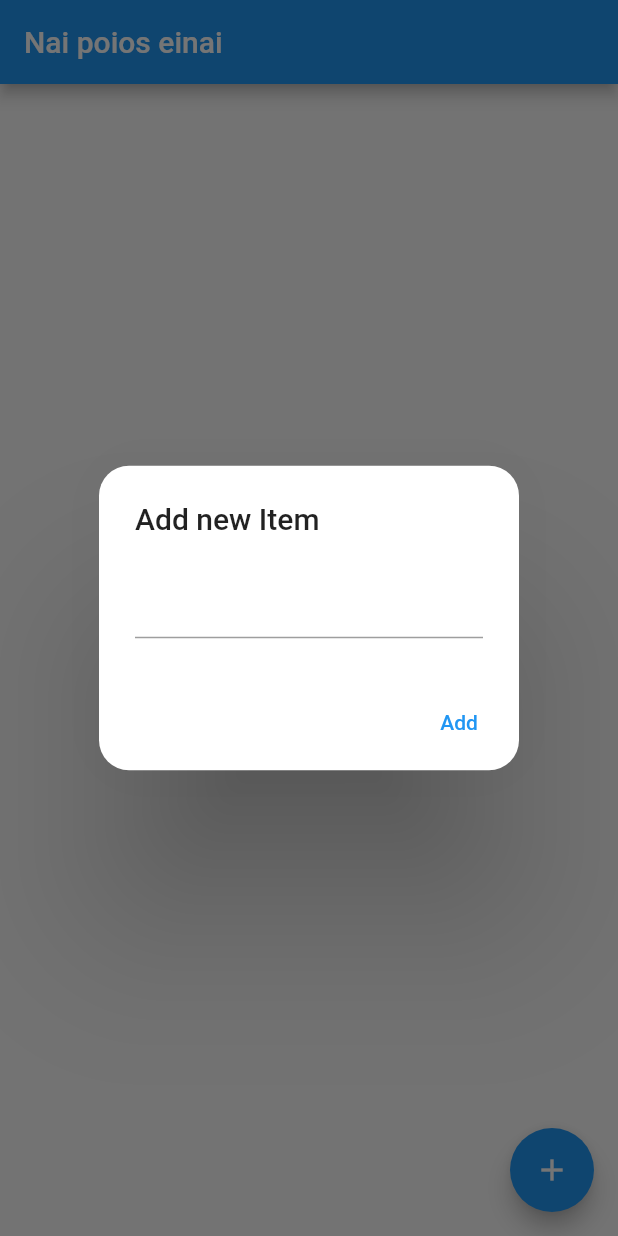
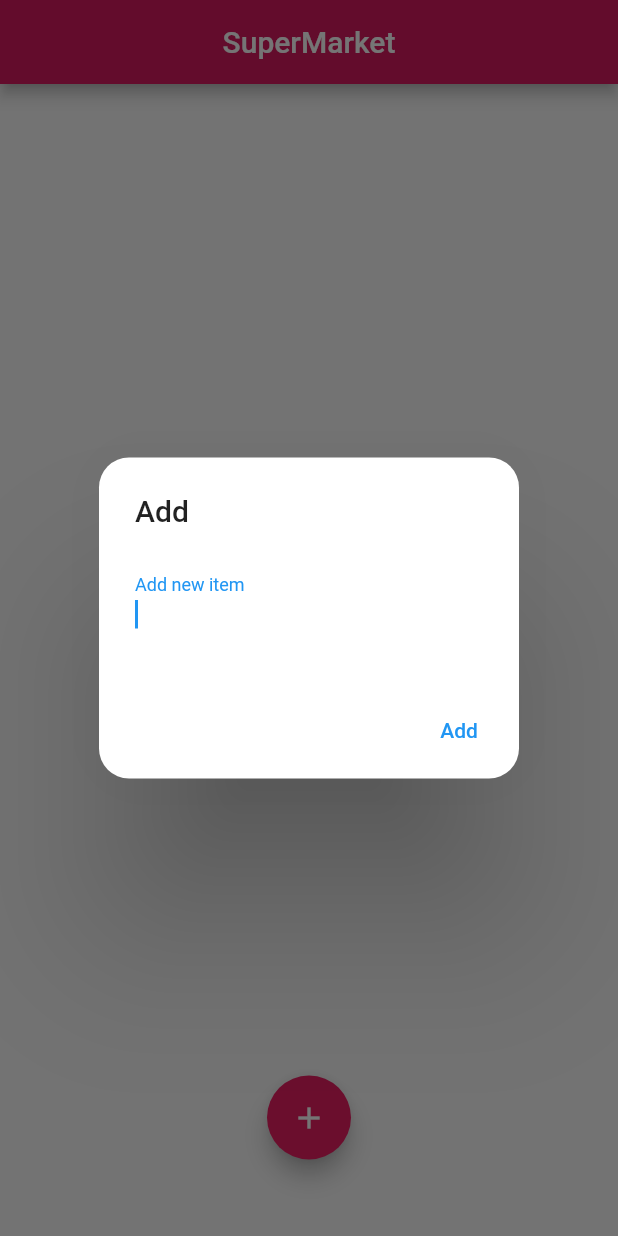
Before and after one commit to Dionkaps/supermarket_list_with_server, a Flutter app: the screen it shows after launch, after a tap on the "add" icon, on a phone screen of 412 x 824 dp. Run offline on Flutter 3.47's test engine with Material 2 defaults, Android fonts, the phone set to English and light mode, and no system bars; our stand-ins replace cloud_firestore, firebase_core; accounts and stored records are empty.

Commit message:
roz ekdosi gia Demi

```diff
--- a/supermarket_list/lib/main.dart
+++ b/supermarket_list/lib/main.dart
@@ -9,7 +9,7 @@ void main() async {
     debugShowCheckedModeBanner: false,
     theme: ThemeData(
       brightness: Brightness.light,
-      primaryColor: Colors.blue,
+      primaryColor: Colors.pink,
     ),
     home: const MyApp(),
   ));
@@ -49,9 +49,15 @@ class _MyAppState extends State<MyApp> {
   Widget build(BuildContext context) {
     return Scaffold(
         appBar: AppBar(
-          title: const Text("Nai poios einai"),
+          centerTitle: true,
+          title: const Text("SuperMarket"),
+          backgroundColor: Colors.pink[600],
         ),
-        floatingActionButton: FloatingActionButton(
+        floatingActionButtonLocation: FloatingActionButtonLocation.centerFloat,
+        floatingActionButton: Padding(
+          padding: const EdgeInsets.only(bottom: 35.0),
+          child: FloatingActionButton(
+            backgroundColor: Colors.pink,
             onPressed: () {
               showDialog(
                   context: context,
@@ -60,8 +66,13 @@ class _MyAppState extends State<MyApp> {
                       elevation: 50,
                       shape: RoundedRectangleBorder(
                           borderRadius: BorderRadius.circular(20)),
-                    title: const Text('Add new Item'),
+                      title: const Text('Add'),
                       content: TextField(
+                        autofocus: true,
+                        decoration: const InputDecoration(
+                          labelText: 'Add new item',
+                          border: InputBorder.none,
+                        ),
                         controller: _textFieldController,
                         onChanged: (String value) {
                           input = value;
@@ -83,6 +94,7 @@ class _MyAppState extends State<MyApp> {
             child: const Icon(
               Icons.add,
               color: Colors.white,
+            ),
           ),
         ),
         body: StreamBuilder(
@@ -110,8 +122,8 @@ class _MyAppState extends State<MyApp> {
                         title: Text(documentSnapshot["Itemtitle"]),
                         trailing: IconButton(
                           icon: const Icon(
-                            Icons.delete,
-                            color: Colors.red,
+                            Icons.check,
+                            color: Colors.green,
                           ),
                           onPressed: () {
                             setState(() {
```
Lines whose indentation alone changed are shown as unchanged.
